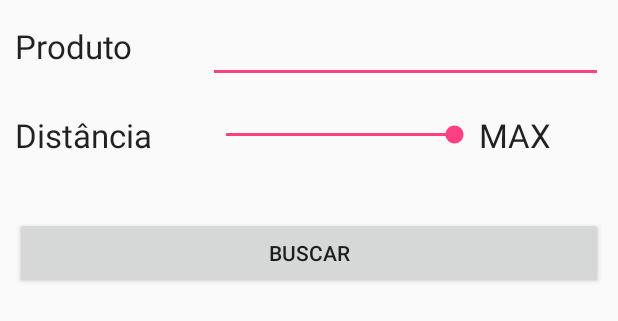
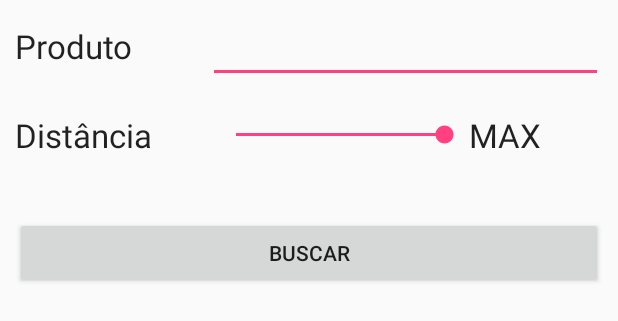
Before and after one commit to fabiokawai/EasyJuice, an Android app: the layout activity_find_product.xml on its own in the app's theme, with its tools: preview values and no code run, on a phone screen of 412 x 824 dp. Shown: the top 321 px of the screen. Run offline under Robolectric (Android 15) with nearby library versions, the phone set to English and light mode, and no system bars.

Commit message:
SeekBar and sending response on FindProduct

```diff
--- a/app/src/main/java/com/example/fabiokawai/easyjuice/ProductOperations.java
+++ b/app/src/main/java/com/example/fabiokawai/easyjuice/ProductOperations.java
@@ -12,7 +12,7 @@ import java.util.List;
 public class ProductOperations {
 
     private SimpleDBWrapper dbHelper;
-    private String[] PRODUCT_TABLE_COLUMNS = { SimpleDBWrapper.PRODUCT_ID, SimpleDBWrapper.PRODUCT_NAME, SimpleDBWrapper.PRODUCT_PRICE, SimpleDBWrapper.PRODUCT_LOCATION, SimpleDBWrapper.PRODUCT_SIZE};
+    private String[] PRODUCT_TABLE_COLUMNS = { SimpleDBWrapper.PRODUCT_ID, SimpleDBWrapper.PRODUCT_NAME, SimpleDBWrapper.PRODUCT_PRICE, SimpleDBWrapper.PRODUCT_LOCATION};
     private SQLiteDatabase database;
 
     public ProductOperations(Context context) {
@@ -32,7 +32,6 @@ public class ProductOperations {
         values.put(SimpleDBWrapper.PRODUCT_NAME, name);
         values.put(SimpleDBWrapper.PRODUCT_PRICE, price);
         values.put(SimpleDBWrapper.PRODUCT_LOCATION, location);
-        values.put(SimpleDBWrapper.PRODUCT_SIZE, size);
         long productId = database.insert(SimpleDBWrapper.PRODUCTS, null, values);
 
         Cursor cursor = database.query(SimpleDBWrapper.PRODUCTS,
@@ -69,7 +68,6 @@ public class ProductOperations {
         product.setName(cursor.getString(1));
         product.setPrice(cursor.getDouble(2));
         product.setLocation(cursor.getString(3));
-        product.setSize(cursor.getInt(4));
         return product;
     }
 
--- a/app/src/main/java/com/example/fabiokawai/easyjuice/SimpleDBWrapper.java
+++ b/app/src/main/java/com/example/fabiokawai/easyjuice/SimpleDBWrapper.java
@@ -11,13 +11,12 @@ public class SimpleDBWrapper extends SQLiteOpenHelper{
     public static final String PRODUCT_NAME = "_name";
     public static final String PRODUCT_PRICE = "_price";
     public static final String PRODUCT_LOCATION = "_location";
-    public static final String PRODUCT_SIZE = "_size";
 
     private static final String DATABASE_NAME = "Products.db";
     private static final int DATABASE_VERSION = 1;
 
     private static final String DATABASE_CREATE = "create table " + PRODUCTS + "(" + PRODUCT_ID + " integer primary key autoincrement, "
-            + PRODUCT_NAME + " text not null, " + PRODUCT_PRICE + " real not null, " + PRODUCT_LOCATION + " text not null, " + PRODUCT_SIZE + " integer not null);";
+            + PRODUCT_NAME + " text not null, " + PRODUCT_PRICE + " real not null, " + PRODUCT_LOCATION + " text not null);";
 
 
 
--- a/app/src/main/res/layout/activity_find_product.xml
+++ b/app/src/main/res/layout/activity_find_product.xml
@@ -49,13 +49,13 @@
                 android:textAppearance="@style/TextAppearance.AppCompat.Large" />
 
             <SeekBar
-                android:id="@+id/seekBar2"
+                android:id="@+id/skDistance"
                 android:layout_width="50dp"
                 android:layout_height="wrap_content"
                 android:layout_marginTop="5dp"
-                android:layout_weight="4"
-                android:max="4"
-                android:progress="4" />
+                android:layout_weight="3"
+                android:max="3"
+                android:progress="3" />
 
             <TextView
                 android:id="@+id/txtDistance"
```
Also changed, not shown: app/src/main/java/com/example/fabiokawai/easyjuice/FindProductActivity.java (+57 -3 lines), app/src/main/java/com/example/fabiokawai/easyjuice/MainActivity.java (+6 -1 lines), app/src/main/java/com/example/fabiokawai/easyjuice/Product.java (+0 -7 lines).
